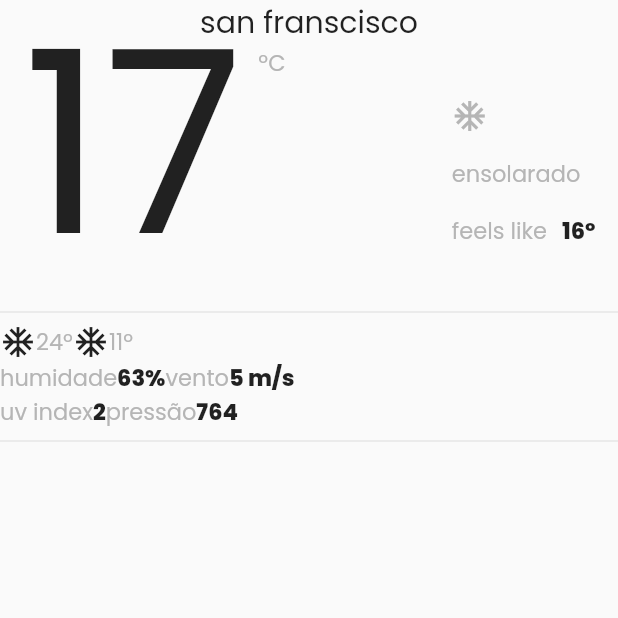
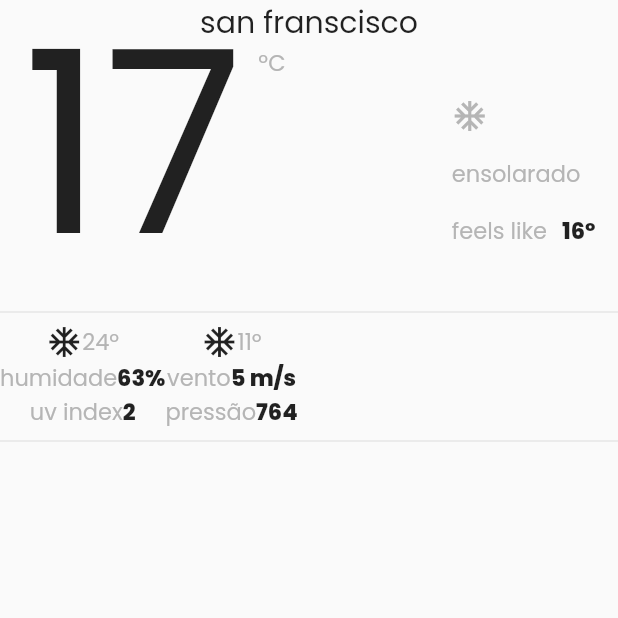
Before and after one commit to vivianeor/weather_app, a Flutter app: the screen it shows after launch, on a phone screen of 412 x 824 dp, the top half of it. Run offline on Flutter 3.47's test engine with Material 2 defaults, Android fonts, the phone set to English and light mode, and no system bars; our stand-ins replace dartz, equatable, google_fonts, mobx; generated files the repository leaves out were written again.

Commit message:
alinhamento info

```diff
--- a/lib/features/home/presentation/ui/component/info_current_weather.component.dart
+++ b/lib/features/home/presentation/ui/component/info_current_weather.component.dart
@@ -12,33 +12,55 @@ class HourlyWeatherComponent extends StatefulWidget {
 class _HourlyWeatherComponentState extends State<HourlyWeatherComponent> {
   @override
   Widget build(BuildContext context) {
-    return Column(
+    return Row(
+      children: [
+        Column(
           children: [
             Row(
               children: [
                 Icon(Icons.ac_unit),
                 TextLabel(label: '24º'),
+              ],
+            ),
+            Row(
+              mainAxisAlignment: MainAxisAlignment.spaceBetween,
+              children: [
+                TextLabel(label: 'humidade'),
+                TextLabelBold(label:'63%'),
+              ],
+            ),
+            Row(
+              mainAxisAlignment: MainAxisAlignment.spaceBetween,
+              children: [
+                TextLabel(label:'uv index'),
+                TextLabelBold(label:'2'),
+              ],
+            ),
+          ],
+        ),
+        Column(
+          children: [
+            Row(
+              children: [
                 Icon(Icons.ac_unit),
                 TextLabel(label: '11º'),
               ],
             ),
             Row(
               children: [
-            TextLabel(label: 'humidade'),
-            TextLabelBold(label:'63%'),
                 TextLabel(label: 'vento'),
                 TextLabelBold(label:'5 m/s'),
               ],
             ),
             Row(
               children: [
-            TextLabel(label:'uv index'),
-            TextLabelBold(label:'2'),
                 TextLabel(label:'pressão'),
                 TextLabelBold(label:'764'),
               ],
             )
           ],
+        ),
+      ],
     );
   }
 }
```
Lines whose indentation alone changed are shown as unchanged.
